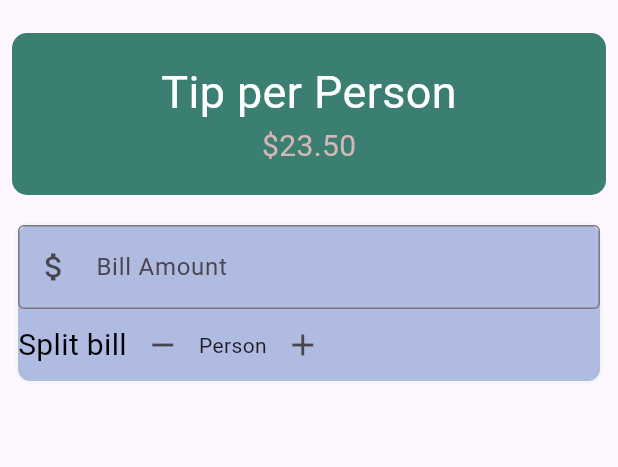
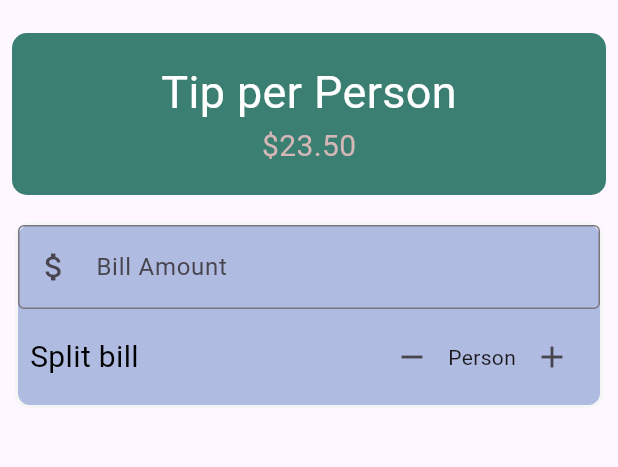
Before and after one commit to zhira03/Tipping, a Flutter app: the screen it shows after launch, on a phone screen of 412 x 824 dp, the part 63-530 px from its top. Run offline on Flutter 3.47's test engine with Material 3 defaults, Android fonts, the light colour scheme and no system bars.

Commit message:
refactor layout for split bill section in UI

```diff
--- a/lib/main.dart
+++ b/lib/main.dart
@@ -87,8 +87,10 @@ class _TipMeState extends State<TipMe> {
                     ),
                   ),
                   //shared bill part
-                  Row(
-                    mainAxisAlignment: MainAxisAlignment.start,
+                  Padding(
+                    padding: const EdgeInsets.all(8.0),
+                    child: Row(
+                      mainAxisAlignment: MainAxisAlignment.spaceBetween,
                       children: [
                         Text("Split bill",
                         style: TextStyle(
@@ -112,6 +114,7 @@ class _TipMeState extends State<TipMe> {
                               )
                           ],)
                       ],
+                    ),
                   )
                 ],
               ),
```
Lines whose indentation alone changed are shown as unchanged.
